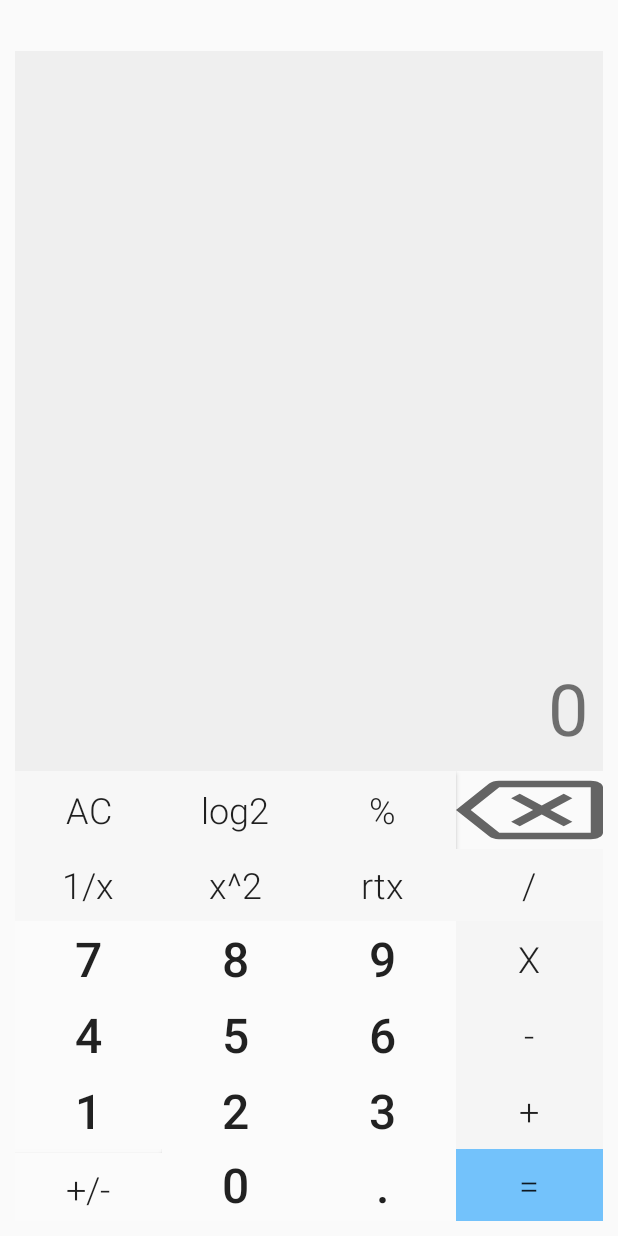
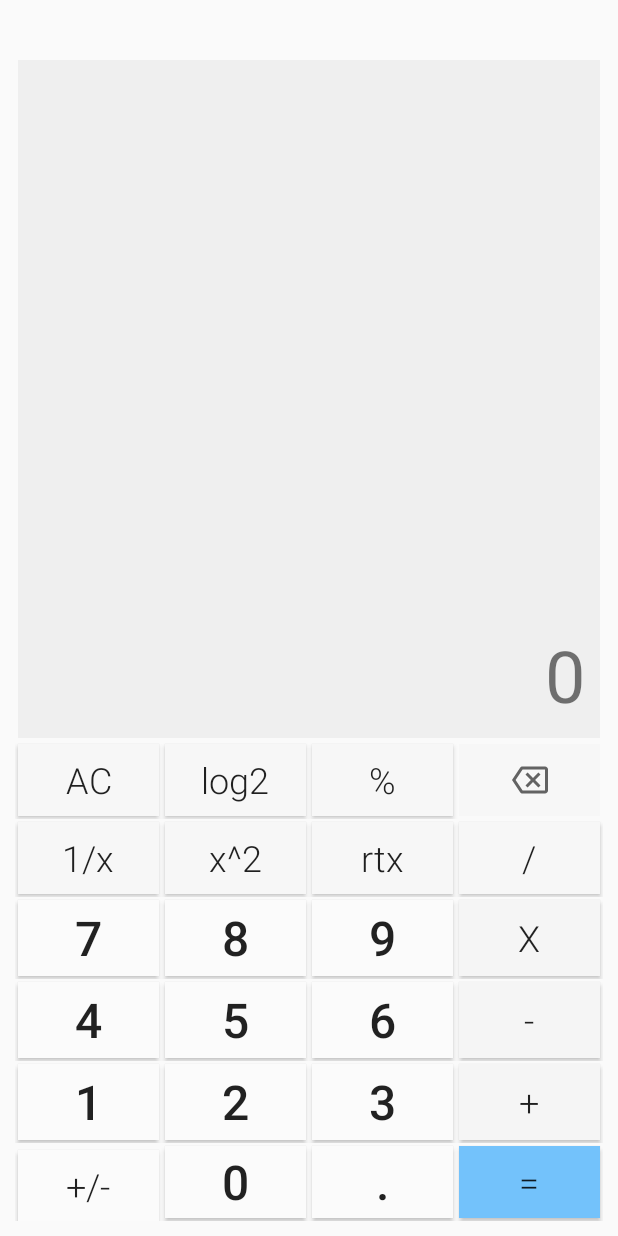
Before and after one commit to tyadav4268/calculator, an Android app: the layout activity_main.xml on its own in the app's theme, with its tools: preview values and no code run, on a phone screen of 412 x 824 dp. Run offline under Robolectric (Android 15) with nearby library versions, the phone set to English and light mode, and no system bars.

Commit message:
Change margin to 2dp

```diff
--- a/app/src/main/res/drawable/ic_outline_backspace_24.xml
+++ b/app/src/main/res/drawable/ic_outline_backspace_24.xml
@@ -1,5 +1,5 @@
-<vector android:autoMirrored="true" android:height="8dp"
+<vector android:autoMirrored="true" android:height="24dp"
     android:tint="?attr/colorControlNormal" android:viewportHeight="24"
-    android:viewportWidth="24" android:width="6dp" xmlns:android="http://schemas.android.com/apk/res/android">
+    android:viewportWidth="24" android:width="24dp" xmlns:android="http://schemas.android.com/apk/res/android">
     <path android:fillColor="@android:color/white" android:pathData="M22,3L7,3c-0.69,0 -1.23,0.35 -1.59,0.88L0,12l5.41,8.11c0.36,0.53 0.9,0.89 1.59,0.89h15c1.1,0 2,-0.9 2,-2L24,5c0,-1.1 -0.9,-2 -2,-2zM22,19L7.07,19L2.4,12l4.66,-7L22,5v14zM10.41,17L14,13.41 17.59,17 19,15.59 15.41,12 19,8.41 17.59,7 14,10.59 10.41,7 9,8.41 12.59,12 9,15.59z"/>
 </vector>
--- a/app/src/main/res/layout/activity_main.xml
+++ b/app/src/main/res/layout/activity_main.xml
@@ -1,5 +1,6 @@
 <?xml version="1.0" encoding="utf-8"?>
 <LinearLayout xmlns:android="http://schemas.android.com/apk/res/android"
+    xmlns:app="http://schemas.android.com/apk/res-auto"
     xmlns:tools="http://schemas.android.com/tools"
     android:layout_width="match_parent"
     android:layout_height="match_parent"
@@ -12,12 +13,14 @@
         android:id="@+id/calciDetails"
         android:layout_width="match_parent"
         android:layout_height="wrap_content"
+        android:layout_margin="2dp"
         android:textSize="17sp" />
 
     <TextView
         android:id="@+id/inputOuput"
         android:layout_width="match_parent"
         android:layout_height="0dp"
+        android:layout_margin="2dp"
         android:layout_weight="1"
         android:background="@color/textBackground"
         android:gravity="bottom|end"
@@ -38,6 +41,7 @@
                 android:id="@+id/buAC"
                 android:layout_width="wrap_content"
                 android:layout_height="match_parent"
+                android:layout_margin="2dp"
                 android:layout_weight="1"
                 android:background="@color/rowButtonBackground"
                 android:fontFamily="sans-serif-light"
@@ -48,6 +52,7 @@
                 android:id="@+id/buLog"
                 android:layout_width="wrap_content"
                 android:layout_height="match_parent"
+                android:layout_margin="2dp"
                 android:layout_weight="1"
                 android:background="@color/rowButtonBackground"
                 android:fontFamily="sans-serif-light"
@@ -59,19 +64,22 @@
                 android:id="@+id/buPercent"
                 android:layout_width="wrap_content"
                 android:layout_height="match_parent"
+                android:layout_margin="2dp"
                 android:layout_weight="1"
                 android:background="@color/rowButtonBackground"
                 android:fontFamily="sans-serif-light"
                 android:text="@string/percent"
                 android:textSize="24sp" />
 
-            <Button
-                android:id="@+id/buBack"
-                android:layout_width="wrap_content"
+            <ImageButton
+                android:id="@+id/backSpaceImageButton"
+                android:layout_width="match_parent"
                 android:layout_height="match_parent"
+                android:layout_margin="2dp"
                 android:layout_weight="1"
-                android:background="@drawable/ic_outline_backspace_24"
-                />
+                android:background="@color/rowButtonBackground"
+                app:srcCompat="@drawable/ic_outline_backspace_24" />
+
         </TableRow>
 
         <TableRow
@@ -82,6 +90,7 @@
                 android:id="@+id/buOneByX"
                 android:layout_width="wrap_content"
                 android:layout_height="wrap_content"
+                android:layout_margin="2dp"
                 android:layout_weight="1"
                 android:background="@color/rowButtonBackground"
                 android:fontFamily="sans-serif-light"
@@ -93,6 +102,7 @@
                 android:id="@+id/buSquare"
                 android:layout_width="wrap_content"
                 android:layout_height="wrap_content"
+                android:layout_margin="2dp"
                 android:layout_weight="1"
                 android:background="@color/rowButtonBackground"
                 android:fontFamily="sans-serif-light"
@@ -104,6 +114,7 @@
                 android:id="@+id/buUnderRoot"
                 android:layout_width="wrap_content"
                 android:layout_height="wrap_content"
+                android:layout_margin="2dp"
                 android:layout_weight="1"
                 android:background="@color/rowButtonBackground"
                 android:fontFamily="sans-serif-light"
@@ -115,6 +126,7 @@
                 android:id="@+id/buDivide"
                 android:layout_width="wrap_content"
                 android:layout_height="match_parent"
+                android:layout_margin="2dp"
                 android:layout_weight="1"
                 android:background="@color/rowButtonBackground"
                 android:fontFamily="sans-serif-light"
@@ -130,6 +142,7 @@
                 android:id="@+id/bu7"
                 android:layout_width="wrap_content"
                 android:layout_height="match_parent"
+                android:layout_margin="2dp"
                 android:layout_weight="1"
                 android:background="@color/numbersBackground"
                 android:fontFamily="sans-serif-medium"
@@ -140,6 +153,7 @@
                 android:id="@+id/bu8"
                 android:layout_width="wrap_content"
                 android:layout_height="match_parent"
+                android:layout_margin="2dp"
                 android:layout_weight="1"
                 android:background="@color/numbersBackground"
                 android:fontFamily="sans-serif-medium"
@@ -150,6 +164,7 @@
                 android:id="@+id/bu9"
                 android:layout_width="wrap_content"
                 android:layout_height="match_parent"
+                android:layout_margin="2dp"
                 android:layout_weight="1"
                 android:background="@color/numbersBackground"
                 android:fontFamily="sans-serif-medium"
@@ -160,6 +175,7 @@
                 android:id="@+id/buMultiply"
                 android:layout_width="wrap_content"
                 android:layout_height="match_parent"
+                android:layout_margin="2dp"
                 android:layout_weight="1"
                 android:background="@color/colButtonBackground"
                 android:fontFamily="sans-serif-light"
@@ -175,6 +191,7 @@
                 android:id="@+id/bu4"
                 android:layout_width="wrap_content"
                 android:layout_height="match_parent"
+                android:layout_margin="2dp"
                 android:layout_weight="1"
                 android:background="@color/numbersBackground"
                 android:fontFamily="sans-serif-medium"
@@ -185,6 +202,7 @@
                 android:id="@+id/bu5"
                 android:layout_width="wrap_content"
                 android:layout_height="match_parent"
+                android:layout_margin="2dp"
                 android:layout_weight="1"
                 android:background="@color/numbersBackground"
                 android:fontFamily="sans-serif-medium"
@@ -195,6 +213,7 @@
                 android:id="@+id/bu6"
                 android:layout_width="wrap_content"
                 android:layout_height="match_parent"
+                android:layout_margin="2dp"
                 android:layout_weight="1"
                 android:background="@color/numbersBackground"
                 android:fontFamily="sans-serif-medium"
@@ -205,6 +224,7 @@
                 android:id="@+id/buMinus"
                 android:layout_width="wrap_content"
                 android:layout_height="match_parent"
+                android:layout_margin="2dp"
                 android:layout_weight="1"
                 android:background="@color/colButtonBackground"
                 android:fontFamily="sans-serif-light"
@@ -220,6 +240,7 @@
                 android:id="@+id/bu1"
                 android:layout_width="wrap_content"
                 android:layout_height="match_parent"
+                android:layout_margin="2dp"
                 android:layout_weight="1"
                 android:background="@color/numbersBackground"
                 android:fontFamily="sans-serif-medium"
@@ -230,6 +251,7 @@
                 android:id="@+id/bu2"
                 android:layout_width="wrap_content"
                 android:layout_height="match_parent"
+                android:layout_margin="2dp"
                 android:layout_weight="1"
                 android:background="@color/numbersBackground"
                 android:fontFamily="sans-serif-medium"
@@ -240,6 +262,7 @@
                 android:id="@+id/bu3"
                 android:layout_width="wrap_content"
                 android:layout_height="match_parent"
+                android:layout_margin="2dp"
                 android:layout_weight="1"
                 android:background="@color/numbersBackground"
                 android:fontFamily="sans-serif-medium"
@@ -250,6 +273,7 @@
                 android:id="@+id/buPlus"
                 android:layout_width="wrap_content"
                 android:layout_height="match_parent"
+                android:layout_margin="2dp"
                 android:layout_weight="1"
                 android:background="@color/colButtonBackground"
                 android:fontFamily="sans-serif-light"
@@ -267,6 +291,7 @@
             android:id="@+id/buPlusMinus"
             android:layout_width="wrap_content"
             android:layout_height="wrap_content"
+            android:layout_margin="2dp"
             android:layout_weight="1"
             android:background="@color/numbersBackground"
             android:fontFamily="sans-serif-light"
@@ -277,6 +302,7 @@
             android:id="@+id/bu0"
             android:layout_width="wrap_content"
             android:layout_height="match_parent"
+            android:layout_margin="2dp"
             android:layout_weight="1"
             android:background="@color/numbersBackground"
             android:fontFamily="sans-serif-medium"
@@ -287,6 +313,7 @@
             android:id="@+id/buDot"
             android:layout_width="wrap_content"
             android:layout_height="match_parent"
+            android:layout_margin="2dp"
             android:layout_weight="1"
             android:background="@color/numbersBackground"
             android:fontFamily="sans-serif-medium"
@@ -297,6 +324,7 @@
             android:id="@+id/buEquals"
             android:layout_width="wrap_content"
             android:layout_height="match_parent"
+            android:layout_margin="2dp"
             android:layout_weight="1"
             android:background="@color/equalsBackground"
             android:fontFamily="sans-serif-light"
```
